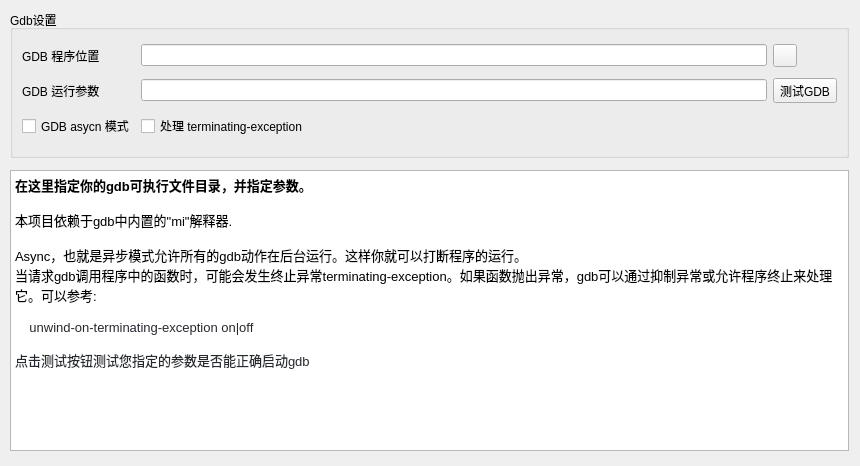
The window that GdbCtrl/gdbconfigpage.ui (LiNY2-01/SeeDataStructure) describes before a commit, drawn with Qt 5.
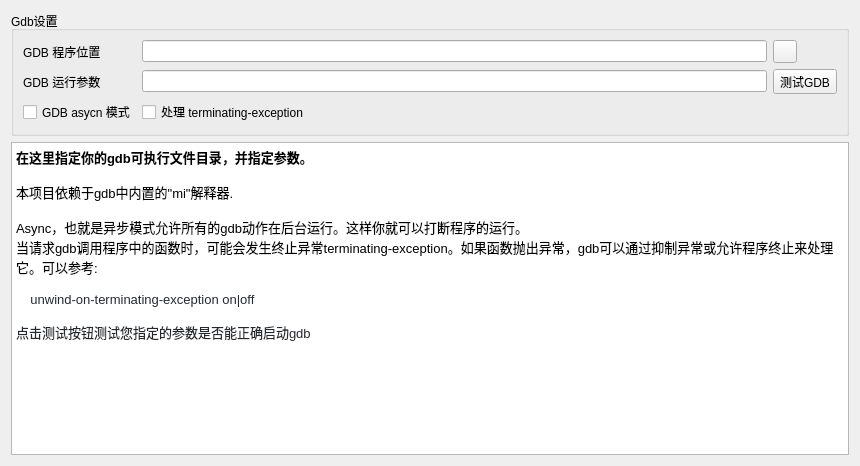
The same window after the commit. Icons and pictures are not drawn.

Commit message: feature: add gdb widget and gdbconfigpage

What changed in the file:
```diff
--- a/GdbCtrl/gdbconfigpage.ui
+++ b/GdbCtrl/gdbconfigpage.ui
@@ -13,15 +13,9 @@
   <property name="windowTitle">
    <string>sdsGdbConfigPage</string>
   </property>
+  <layout class="QGridLayout" name="gridLayout">
+   <item row="0" column="0">
   <widget class="QGroupBox" name="gdbGroupBox">
-   <property name="geometry">
-    <rect>
-     <x>10</x>
-     <y>10</y>
-     <width>839</width>
-     <height>148</height>
-    </rect>
-   </property>
    <property name="title">
     <string>Gdb设置</string>
    </property>
@@ -128,21 +122,15 @@
     </item>
    </layout>
   </widget>
+   </item>
+   <item row="1" column="0">
   <widget class="QTextBrowser" name="textBrowser">
-   <property name="geometry">
-    <rect>
-     <x>10</x>
-     <y>170</y>
-     <width>839</width>
-     <height>281</height>
-    </rect>
-   </property>
    <property name="html">
     <string>&lt;!DOCTYPE HTML PUBLIC &quot;-//W3C//DTD HTML 4.0//EN&quot; &quot;http://www.w3.org/TR/REC-html40/strict.dtd&quot;&gt;
-&lt;html&gt;&lt;head&gt;&lt;meta name=&quot;qrichtext&quot; content=&quot;1&quot; /&gt;&lt;style type=&quot;text/css&quot;&gt;
+&lt;html&gt;&lt;head&gt;&lt;meta name=&quot;qrichtext&quot; content=&quot;1&quot; /&gt;&lt;meta charset=&quot;utf-8&quot; /&gt;&lt;style type=&quot;text/css&quot;&gt;
 p, li { white-space: pre-wrap; }
-&lt;/style&gt;&lt;/head&gt;&lt;body style=&quot; font-family:'SimSun'; font-size:9pt; font-weight:400; font-style:normal;&quot;&gt;
-&lt;p style=&quot; margin-top:0px; margin-bottom:0px; margin-left:0px; margin-right:0px; -qt-block-indent:0; text-indent:0px;&quot;&gt;&lt;span style=&quot; font-size:10pt; font-weight:600;&quot;&gt;在这里指定你的gdb可执行文件目录，并指定参数。&lt;/span&gt;&lt;/p&gt;
+&lt;/style&gt;&lt;/head&gt;&lt;body style=&quot; font-family:'Microsoft YaHei UI'; font-size:9pt; font-weight:400; font-style:normal;&quot;&gt;
+&lt;p style=&quot; margin-top:0px; margin-bottom:0px; margin-left:0px; margin-right:0px; -qt-block-indent:0; text-indent:0px;&quot;&gt;&lt;span style=&quot; font-family:'SimSun'; font-size:10pt; font-weight:600;&quot;&gt;在这里指定你的gdb可执行文件目录，并指定参数。&lt;/span&gt;&lt;/p&gt;
 &lt;p style=&quot;-qt-paragraph-type:empty; margin-top:0px; margin-bottom:0px; margin-left:0px; margin-right:0px; -qt-block-indent:0; text-indent:0px; font-family:'Noto Sans'; font-size:10pt;&quot;&gt;&lt;br /&gt;&lt;/p&gt;
 &lt;p style=&quot; margin-top:0px; margin-bottom:0px; margin-left:0px; margin-right:0px; -qt-block-indent:0; text-indent:0px;&quot;&gt;&lt;span style=&quot; font-family:'Noto Sans'; font-size:10pt;&quot;&gt;本项目依赖于gdb中内置的&amp;quot;mi&amp;quot;解释器. &lt;/span&gt;&lt;/p&gt;
 &lt;p style=&quot;-qt-paragraph-type:empty; margin-top:0px; margin-bottom:0px; margin-left:0px; margin-right:0px; -qt-block-indent:0; text-indent:0px; font-family:'Noto Sans'; font-size:10pt;&quot;&gt;&lt;br /&gt;&lt;/p&gt;
@@ -154,6 +142,8 @@
 &lt;p style=&quot; margin-top:0px; margin-bottom:0px; margin-left:0px; margin-right:0px; -qt-block-indent:0; text-indent:0px;&quot;&gt;&lt;span style=&quot; font-family:'ui-monospace,SFMono-Regular,SF Mono,Menlo,Consolas,Liberation Mono,monospace'; font-size:10pt; color:#24292f; background-color:transparent;&quot;&gt;点击测试按钮&lt;/span&gt;&lt;img src=&quot;:/resources/icons/test.svg&quot; width=&quot;20&quot; height=&quot;20&quot; /&gt;&lt;span style=&quot; font-family:'ui-monospace,SFMono-Regular,SF Mono,Menlo,Consolas,Liberation Mono,monospace'; font-size:10pt; color:#24292f; background-color:transparent;&quot;&gt;测试您指定的参数是否能正确启动gdb&lt;/span&gt;&lt;/p&gt;&lt;/body&gt;&lt;/html&gt;</string>
    </property>
   </widget>
+   </item>
+  </layout>
  </widget>
  <resources>
   <include location="../SeeDataStructureRc.qrc"/>
```
Lines whose indentation alone changed are shown as unchanged. The commit also changes 3 other files.
